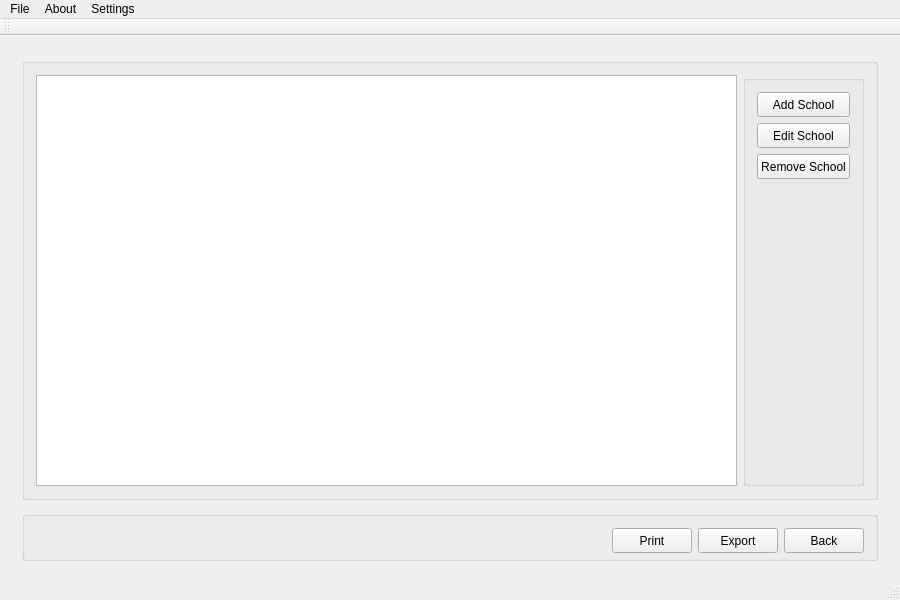
The window that QuickManager/mainwindow.ui (Vijay13/QuickManager) describes before a commit, drawn with Qt 5.
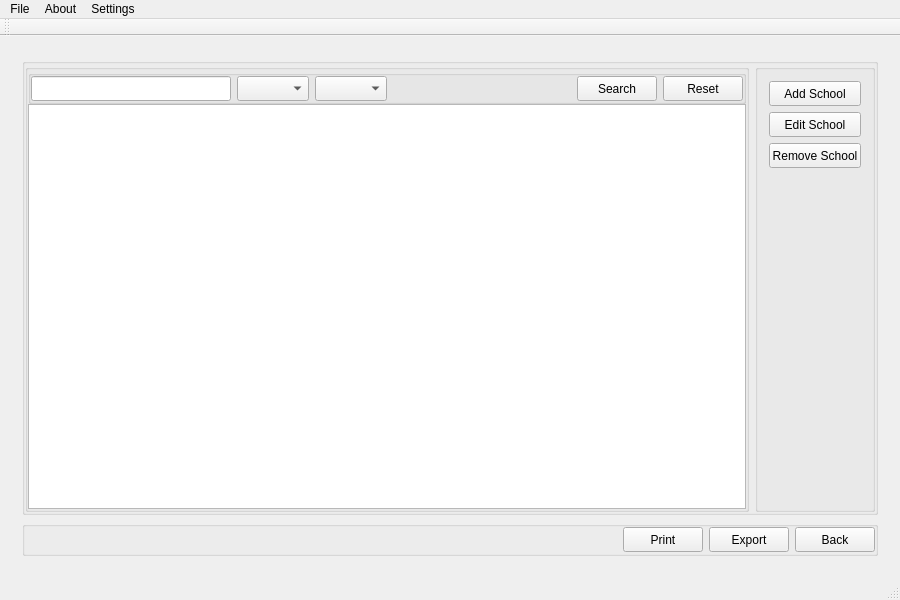
The same window after the commit. The open tabs and pages were chosen to show the change.

Commit message: Added Search and Filter

The edit to the form file:
```diff
--- a/QuickManager/mainwindow.ui
+++ b/QuickManager/mainwindow.ui
@@ -177,8 +177,149 @@
            <string/>
           </property>
           <layout class="QHBoxLayout" name="horizontalLayout_4">
+           <property name="leftMargin">
+            <number>0</number>
+           </property>
+           <property name="topMargin">
+            <number>0</number>
+           </property>
+           <property name="rightMargin">
+            <number>0</number>
+           </property>
+           <property name="bottomMargin">
+            <number>0</number>
+           </property>
            <item>
-            <widget class="QTableView" name="tableViewSchools"/>
+            <widget class="QGroupBox" name="groupBoxSchoolOperations">
+             <property name="title">
+              <string/>
+             </property>
+             <layout class="QVBoxLayout" name="verticalLayout_4">
+              <property name="spacing">
+               <number>0</number>
+              </property>
+              <property name="leftMargin">
+               <number>0</number>
+              </property>
+              <property name="topMargin">
+               <number>0</number>
+              </property>
+              <property name="rightMargin">
+               <number>0</number>
+              </property>
+              <property name="bottomMargin">
+               <number>0</number>
+              </property>
+              <item>
+               <widget class="QGroupBox" name="groupBoxSearchBox">
+                <property name="minimumSize">
+                 <size>
+                  <width>0</width>
+                  <height>25</height>
+                 </size>
+                </property>
+                <property name="title">
+                 <string/>
+                </property>
+                <layout class="QHBoxLayout" name="horizontalLayout_6">
+                 <property name="leftMargin">
+                  <number>0</number>
+                 </property>
+                 <property name="topMargin">
+                  <number>0</number>
+                 </property>
+                 <property name="rightMargin">
+                  <number>0</number>
+                 </property>
+                 <property name="bottomMargin">
+                  <number>0</number>
+                 </property>
+                 <item>
+                  <widget class="QLineEdit" name="lineEditSearchBox">
+                   <property name="minimumSize">
+                    <size>
+                     <width>200</width>
+                     <height>25</height>
+                    </size>
+                   </property>
+                   <property name="toolTip">
+                    <string>Type School Name</string>
+                   </property>
+                  </widget>
+                 </item>
+                 <item>
+                  <widget class="QComboBox" name="comboBoxSelectTaluka">
+                   <property name="minimumSize">
+                    <size>
+                     <width>0</width>
+                     <height>25</height>
+                    </size>
+                   </property>
+                   <property name="toolTip">
+                    <string>Select Taluka</string>
+                   </property>
+                  </widget>
+                 </item>
+                 <item>
+                  <widget class="QComboBox" name="comboBoxSelectRout">
+                   <property name="minimumSize">
+                    <size>
+                     <width>0</width>
+                     <height>25</height>
+                    </size>
+                   </property>
+                   <property name="toolTip">
+                    <string>Select Rout</string>
+                   </property>
+                  </widget>
+                 </item>
+                 <item>
+                  <spacer name="horizontalSpacer_2">
+                   <property name="orientation">
+                    <enum>Qt::Horizontal</enum>
+                   </property>
+                   <property name="sizeHint" stdset="0">
+                    <size>
+                     <width>40</width>
+                     <height>20</height>
+                    </size>
+                   </property>
+                  </spacer>
+                 </item>
+                 <item>
+                  <widget class="QPushButton" name="pushButtonSchoolSearch">
+                   <property name="minimumSize">
+                    <size>
+                     <width>0</width>
+                     <height>25</height>
+                    </size>
+                   </property>
+                   <property name="text">
+                    <string>Search</string>
+                   </property>
+                  </widget>
+                 </item>
+                 <item>
+                  <widget class="QPushButton" name="pushButtonResetSchoolSearch">
+                   <property name="minimumSize">
+                    <size>
+                     <width>0</width>
+                     <height>25</height>
+                    </size>
+                   </property>
+                   <property name="text">
+                    <string>Reset</string>
+                   </property>
+                  </widget>
+                 </item>
+                </layout>
+               </widget>
+              </item>
+              <item>
+               <widget class="QTableView" name="tableViewSchools"/>
+              </item>
+             </layout>
+            </widget>
            </item>
            <item>
             <widget class="QGroupBox" name="groupBoxManager">
@@ -190,7 +331,7 @@
              </property>
              <property name="maximumSize">
               <size>
-               <width>16777215</width>
+               <width>120</width>
                <height>16777215</height>
               </size>
              </property>
@@ -206,6 +347,12 @@
                   <height>25</height>
                  </size>
                 </property>
+                <property name="maximumSize">
+                 <size>
+                  <width>100</width>
+                  <height>16777215</height>
+                 </size>
+                </property>
                 <property name="text">
                  <string>Add School</string>
                 </property>
@@ -219,6 +366,12 @@
                   <height>25</height>
                  </size>
                 </property>
+                <property name="maximumSize">
+                 <size>
+                  <width>100</width>
+                  <height>16777215</height>
+                 </size>
+                </property>
                 <property name="text">
                  <string>Edit School</string>
                 </property>
@@ -232,6 +385,12 @@
                   <height>25</height>
                  </size>
                 </property>
+                <property name="maximumSize">
+                 <size>
+                  <width>100</width>
+                  <height>16777215</height>
+                 </size>
+                </property>
                 <property name="text">
                  <string>Remove School</string>
                 </property>
@@ -261,19 +420,25 @@
           <property name="minimumSize">
            <size>
             <width>0</width>
-            <height>50</height>
-           </size>
-          </property>
-          <property name="maximumSize">
-           <size>
-            <width>16777215</width>
-            <height>40</height>
+            <height>35</height>
            </size>
           </property>
           <property name="title">
            <string/>
           </property>
           <layout class="QHBoxLayout" name="horizontalLayout_5">
+           <property name="spacing">
+            <number>6</number>
+           </property>
+           <property name="topMargin">
+            <number>0</number>
+           </property>
+           <property name="rightMargin">
+            <number>0</number>
+           </property>
+           <property name="bottomMargin">
+            <number>0</number>
+           </property>
            <item>
             <spacer name="horizontalSpacer">
              <property name="orientation">
```
Left out of the diff: 11 changed lines with no effect on the pictures. The commit also changes 6 other files.
